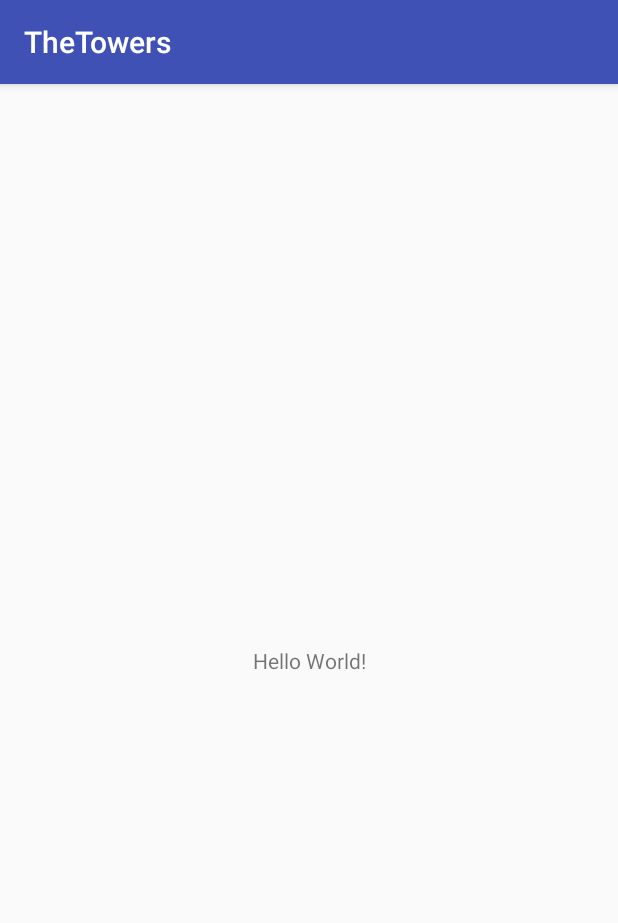
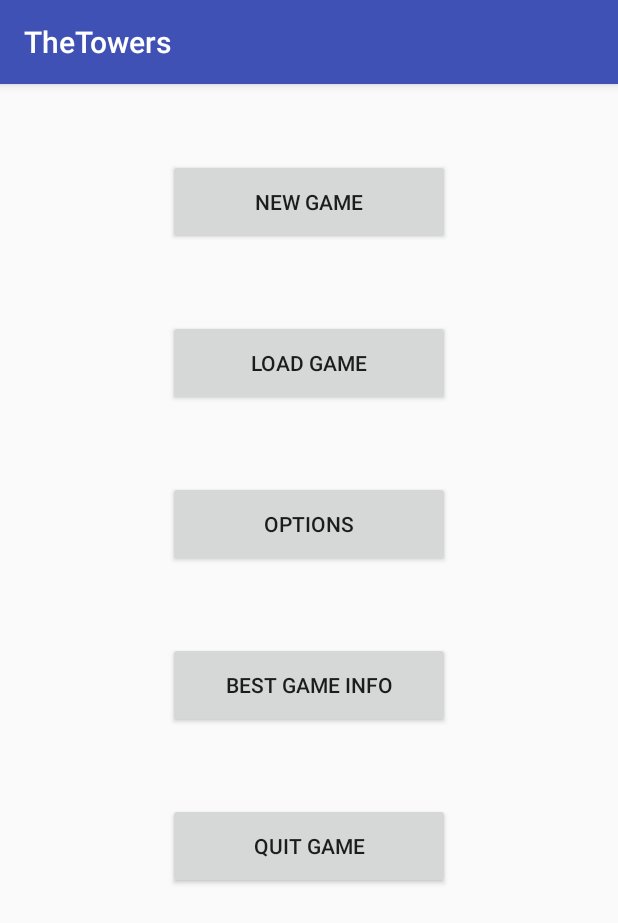
Before and after one commit to KNE0035/TheTowers, an Android app: the screen it shows after launch (GameMenuActivity), on a phone screen of 412 x 824 dp. Shown: the top 923 px of the screen. Run offline under Robolectric (Android 15) with nearby library versions, the phone set to English and light mode, and no system bars.

Commit message:
creating base game menu

```diff
--- a/app/src/main/res/layout/activity_game_menu.xml
+++ b/app/src/main/res/layout/activity_game_menu.xml
@@ -6,13 +6,73 @@
     android:layout_height="match_parent"
     tools:context="com.marek.thetowers.GameMenuActivity">
 
-    <TextView
-        android:layout_width="wrap_content"
-        android:layout_height="wrap_content"
-        android:text="Hello World!"
-        app:layout_constraintBottom_toBottomOf="parent"
+    <Button
+        android:id="@+id/newGameButton"
+        android:layout_width="188dp"
+        android:layout_height="57dp"
+        android:text="New game"
+        android:layout_marginLeft="8dp"
+        app:layout_constraintLeft_toLeftOf="parent"
+        android:layout_marginRight="8dp"
+        app:layout_constraintRight_toRightOf="parent"
+        app:layout_constraintTop_toTopOf="parent"
+        android:layout_marginTop="50dp"
+
+        />
+
+    <Button
+        android:id="@+id/loadGameButton"
+        android:layout_width="188dp"
+        android:layout_height="57dp"
+        android:layout_marginLeft="8dp"
+        android:layout_marginRight="8dp"
+        android:text="Load game"
         app:layout_constraintLeft_toLeftOf="parent"
         app:layout_constraintRight_toRightOf="parent"
-        app:layout_constraintTop_toTopOf="parent" />
+
+        android:layout_marginTop="50dp"
+        app:layout_constraintTop_toBottomOf="@+id/newGameButton" />
+
+    <Button
+        android:id="@+id/bestGameButton"
+        android:layout_width="188dp"
+        android:layout_height="57dp"
+        android:layout_marginLeft="8dp"
+        android:layout_marginRight="8dp"
+        android:text="Best game info"
+        app:layout_constraintLeft_toLeftOf="parent"
+        app:layout_constraintRight_toRightOf="parent"
+
+        android:layout_marginTop="50dp"
+        app:layout_constraintTop_toBottomOf="@+id/optionsButton" />
+
+    <Button
+        android:id="@+id/optionsButton"
+        android:layout_width="188dp"
+        android:layout_height="57dp"
+        android:layout_marginLeft="8dp"
+        android:layout_marginRight="8dp"
+        android:text="Options"
+        app:layout_constraintLeft_toLeftOf="parent"
+        app:layout_constraintRight_toRightOf="parent"
+
+        android:layout_marginTop="50dp"
+        app:layout_constraintTop_toBottomOf="@+id/loadGameButton" />
+
+    <Button
+        android:id="@+id/quitButton"
+        android:layout_width="188dp"
+        android:layout_height="57dp"
+        android:layout_marginLeft="8dp"
+        android:layout_marginRight="8dp"
+        android:text="Quit game"
+        app:layout_constraintLeft_toLeftOf="parent"
+        app:layout_constraintRight_toRightOf="parent"
+
+        android:layout_marginTop="50dp"
+        app:layout_constraintTop_toBottomOf="@+id/bestGameButton"
+        app:layout_constraintBottom_toBottomOf="parent"
+        android:layout_marginBottom="8dp"
+        app:layout_constraintVertical_bias="0.0" />
 
 </android.support.constraint.ConstraintLayout>
```
